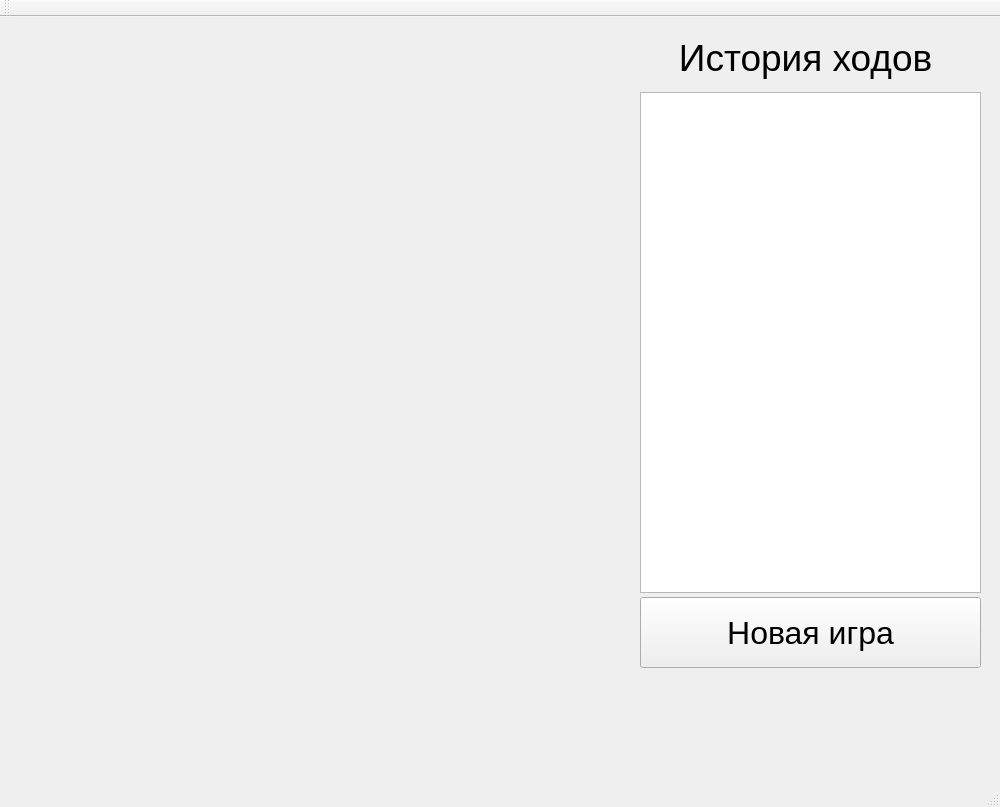
Before: the Qt Designer form mainwindow.ui in madEmerald/chess, drawn with Qt 5.
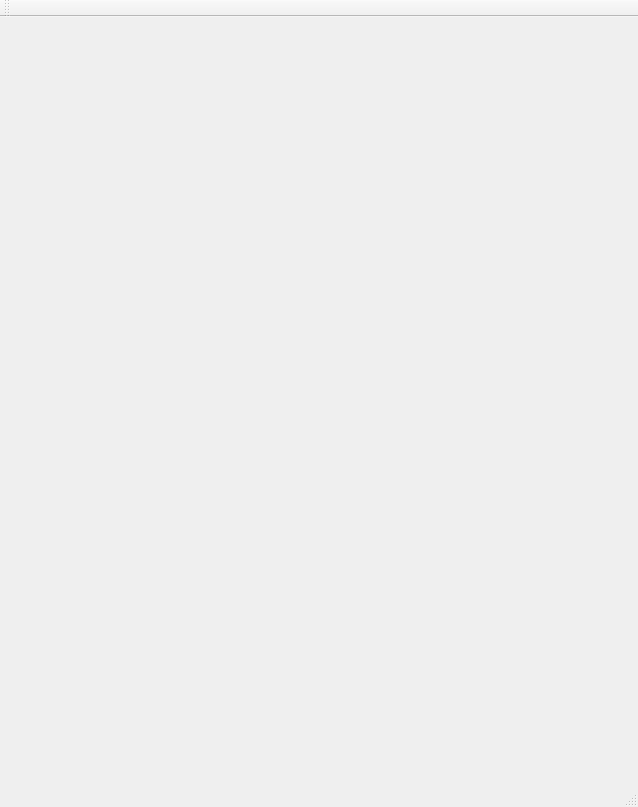
After: the same form once the commit is applied.

The edit to the form file:
```diff
--- a/mainwindow.ui
+++ b/mainwindow.ui
@@ -6,7 +6,7 @@
    <rect>
     <x>0</x>
     <y>0</y>
-    <width>1000</width>
+    <width>638</width>
     <height>807</height>
    </rect>
   </property>
@@ -19,7 +19,7 @@
      <rect>
       <x>40</x>
       <y>10</y>
-      <width>581</width>
+      <width>591</width>
       <height>61</height>
      </rect>
     </property>
@@ -35,73 +35,6 @@
      <set>Qt::AlignHCenter|Qt::AlignTop</set>
     </property>
    </widget>
-   <widget class="QPushButton" name="newGame">
-    <property name="geometry">
-     <rect>
-      <x>640</x>
-      <y>580</y>
-      <width>341</width>
-      <height>71</height>
-     </rect>
-    </property>
-    <property name="font">
-     <font>
-      <pointsize>24</pointsize>
-     </font>
-    </property>
-    <property name="text">
-     <string>Новая игра</string>
-    </property>
-   </widget>
-   <widget class="QTextBrowser" name="history">
-    <property name="geometry">
-     <rect>
-      <x>640</x>
-      <y>75</y>
-      <width>341</width>
-      <height>501</height>
-     </rect>
-    </property>
-    <property name="font">
-     <font>
-      <pointsize>36</pointsize>
-     </font>
-    </property>
-    <property name="layoutDirection">
-     <enum>Qt::LeftToRight</enum>
-    </property>
-    <property name="html">
-     <string>&lt;!DOCTYPE HTML PUBLIC &quot;-//W3C//DTD HTML 4.0//EN&quot; &quot;http://www.w3.org/TR/REC-html40/strict.dtd&quot;&gt;
-&lt;html&gt;&lt;head&gt;&lt;meta name=&quot;qrichtext&quot; content=&quot;1&quot; /&gt;&lt;style type=&quot;text/css&quot;&gt;
-p, li { white-space: pre-wrap; }
-&lt;/style&gt;&lt;/head&gt;&lt;body style=&quot; font-family:'MS Shell Dlg 2'; font-size:36pt; font-weight:400; font-style:normal;&quot;&gt;
-&lt;p align=&quot;center&quot; style=&quot;-qt-paragraph-type:empty; margin-top:0px; margin-bottom:0px; margin-left:0px; margin-right:0px; -qt-block-indent:0; text-indent:0px; font-size:72pt;&quot;&gt;&lt;br /&gt;&lt;/p&gt;&lt;/body&gt;&lt;/html&gt;</string>
-    </property>
-   </widget>
-   <widget class="QLabel" name="moveColor_2">
-    <property name="enabled">
-     <bool>true</bool>
-    </property>
-    <property name="geometry">
-     <rect>
-      <x>630</x>
-      <y>10</y>
-      <width>341</width>
-      <height>61</height>
-     </rect>
-    </property>
-    <property name="font">
-     <font>
-      <pointsize>28</pointsize>
-     </font>
-    </property>
-    <property name="text">
-     <string> История ходов</string>
-    </property>
-    <property name="alignment">
-     <set>Qt::AlignCenter</set>
-    </property>
-   </widget>
    <widget class="QLabel" name="status">
     <property name="geometry">
      <rect>
```
Left out of the diff: 2 changed lines with no effect on the pictures.
